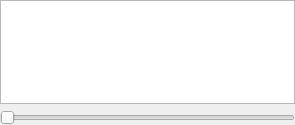
First picture: the form in resources/ScalarOpacityFunctionWidget.ui, repository inglis-dl/CTAnalyzerX, before the edit.
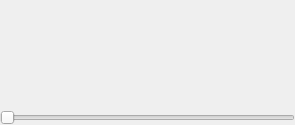
Second picture: the form after the edit. Custom widgets are drawn as their Qt base class.

Commit message: ENH: histogram - add histogram to SOW - impl RT click context menu for bin scaling + peak removal - temporary loss of slider control of path domain

Patch:
```diff
--- a/resources/ScalarOpacityFunctionWidget.ui
+++ b/resources/ScalarOpacityFunctionWidget.ui
@@ -27,7 +27,14 @@
     <number>0</number>
    </property>
    <item>
-    <widget class="QGraphicsView" name="m_view"/>
+    <widget class="QWidget" name="m_view" native="true">
+     <property name="sizePolicy">
+      <sizepolicy hsizetype="Expanding" vsizetype="Expanding">
+       <horstretch>0</horstretch>
+       <verstretch>0</verstretch>
+      </sizepolicy>
+     </property>
+    </widget>
    </item>
    <item>
     <widget class="RangeSlider" name="m_slider" native="true">
```
Left out of the diff: 4 changed lines with no effect on the pictures. Lines whose indentation alone changed are shown as unchanged. The commit also changes 3 other files.
